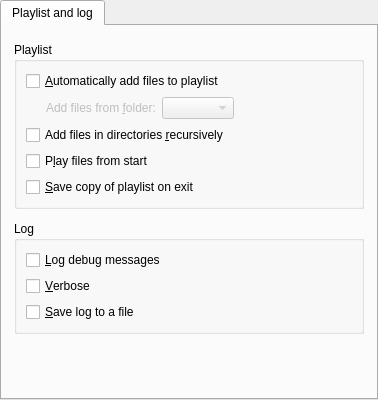
First picture: the form in src/gui/pref/prefplaylist.ui, repository wilbert2000/wzplayer, before the edit.
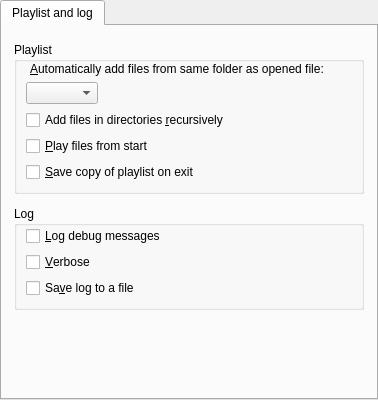
Second picture: the form after the edit.

Commit message: Removed option Automatically add files to playlist, now always true

The edit to the form file:
```diff
--- a/src/gui/pref/prefplaylist.ui
+++ b/src/gui/pref/prefplaylist.ui
@@ -54,50 +54,39 @@
           <bool>true</bool>
          </property>
          <layout class="QVBoxLayout" name="verticalLayout_2">
+          <property name="topMargin">
+           <number>0</number>
+          </property>
           <item>
-           <widget class="QCheckBox" name="auto_add_to_playlist_check">
-            <property name="text">
-             <string>&amp;Automatically add files to playlist</string>
+           <layout class="QHBoxLayout" name="horizontalLayout">
+            <property name="leftMargin">
+             <number>4</number>
             </property>
-           </widget>
-          </item>
-          <item>
-           <layout class="QHBoxLayout">
-            <item>
-             <spacer>
-              <property name="orientation">
-               <enum>Qt::Horizontal</enum>
-              </property>
-              <property name="sizeType">
-               <enum>QSizePolicy::Fixed</enum>
-              </property>
-              <property name="sizeHint" stdset="0">
-               <size>
-                <width>20</width>
-                <height>20</height>
-               </size>
-              </property>
-             </spacer>
-            </item>
             <item>
              <widget class="QLabel" name="media_to_add_label">
-              <property name="enabled">
-               <bool>false</bool>
+              <property name="sizePolicy">
+               <sizepolicy hsizetype="Expanding" vsizetype="Preferred">
+                <horstretch>0</horstretch>
+                <verstretch>0</verstretch>
+               </sizepolicy>
               </property>
               <property name="text">
-               <string>Add files from &amp;folder:</string>
+               <string>&amp;Automatically add files from same folder as opened file:</string>
+              </property>
+              <property name="wordWrap">
+               <bool>true</bool>
               </property>
               <property name="buddy">
                <cstring>media_to_add_combo</cstring>
               </property>
              </widget>
             </item>
+           </layout>
+          </item>
+          <item>
+           <layout class="QHBoxLayout">
             <item>
-             <widget class="QComboBox" name="media_to_add_combo">
-              <property name="enabled">
-               <bool>false</bool>
-              </property>
-             </widget>
+             <widget class="QComboBox" name="media_to_add_combo"/>
             </item>
             <item>
              <spacer name="horizontalSpacer">
@@ -124,7 +113,7 @@
           <item>
            <widget class="QCheckBox" name="play_from_start_check">
             <property name="text">
-             <string>P&amp;lay files from start</string>
+             <string>&amp;Play files from start</string>
             </property>
            </widget>
           </item>
@@ -147,6 +136,9 @@
           <bool>true</bool>
          </property>
          <layout class="QVBoxLayout" name="verticalLayout">
+          <property name="topMargin">
+           <number>0</number>
+          </property>
           <item alignment="Qt::AlignTop">
            <widget class="QCheckBox" name="log_debug_check">
             <property name="text">
@@ -182,7 +174,7 @@
              </sizepolicy>
             </property>
             <property name="text">
-             <string>&amp;Save log to a file</string>
+             <string>Sa&amp;ve log to a file</string>
             </property>
            </widget>
           </item>
```
Left out of the diff: 36 changed lines with no effect on the pictures. The commit also changes 6 other files.
